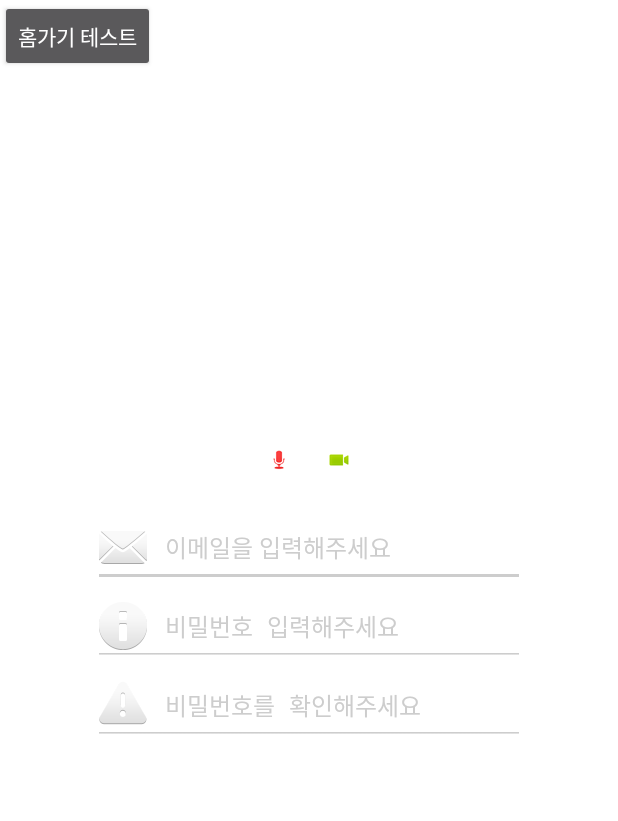
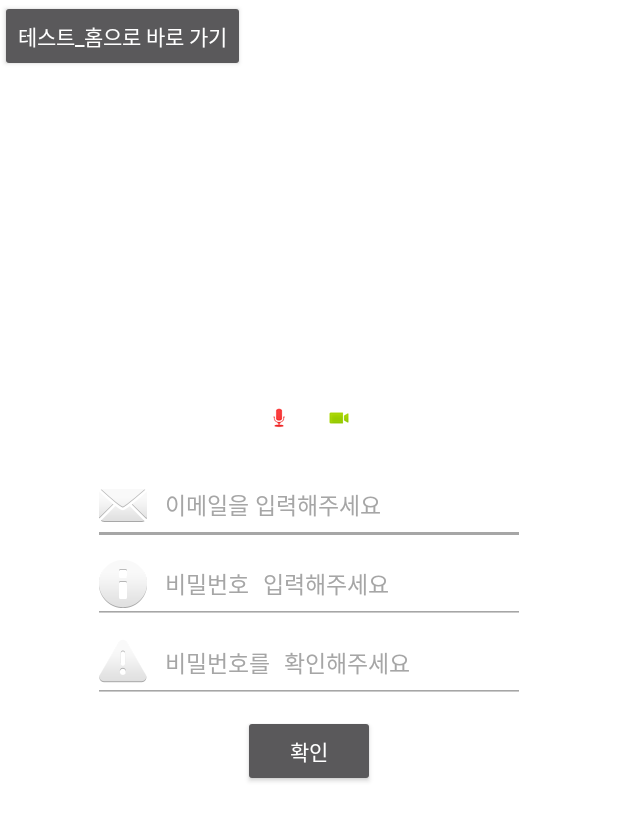
Before and after one commit to gpdls94/android_cchat, an Android app: the screen it shows after launch (AccountActivity), on a phone screen of 412 x 824 dp. Shown: the top 821 px of the screen. Run offline under Robolectric (Android 15) with nearby library versions, the light colour scheme and no system bars.

Commit message:
1. connect / profile ViewFlipper 2. HOME - circle menu

```diff
--- a/app/build.gradle
+++ b/app/build.gradle
@@ -37,4 +37,5 @@ dependencies {
     // for tab bar
     compile "com.android.support:design:${supportLibVersion}"
     // for tab bar
+    compile 'com.github.szugyi:Android-CircleMenu:1.1.2'
 }
--- a/app/src/main/java/com/cchat/android_cchat/Activitiy/AccountActivity.java
+++ b/app/src/main/java/com/cchat/android_cchat/Activitiy/AccountActivity.java
@@ -16,27 +16,22 @@ import com.cchat.android_cchat.R;
 /**
  * Created by hyein on 2016. 9. 4..
  */
-public class AccountActivity extends FragmentActivity implements View.OnTouchListener {
+public class AccountActivity extends FragmentActivity implements View.OnTouchListener, View.OnClickListener {
 
     private ViewFlipper flipper;
     float xAtDown, xAtUp;
     ImageView iv_sign_up,iv_log_in;
     int flipperIndex, count;
 
+    Button bt_sign_up, bt_log_in;
+
     @Override
     protected void onCreate(Bundle savedInstanceState) {
         super.onCreate(savedInstanceState);
         setContentView(R.layout.activity_account);
 
-        flipper = (ViewFlipper) findViewById(R.id.account_vf);
-
-        // 인디케이터
-        iv_sign_up = (ImageView) findViewById(R.id.account_iv_signup);
-        iv_log_in = (ImageView) findViewById(R.id.account_iv_login);
-
-        flipper.setDisplayedChild(0); //0번째 자식뷰를 보여줌.
-        flipper.setOnTouchListener(this);
-
+        init();
+        setFlipper();
 
         /**
          *
@@ -52,6 +47,25 @@ public class AccountActivity extends FragmentActivity implements View.OnTouchLis
         });
     }
 
+    private void init() {
+        bt_sign_up = (Button) findViewById(R.id.account_bt_signup_ok);
+        bt_log_in = (Button) findViewById(R.id.account_bt_login_ok);
+
+        bt_sign_up.setOnClickListener(this);
+        bt_log_in.setOnClickListener(this);
+    }
+
+    private void setFlipper() {
+        flipper = (ViewFlipper) findViewById(R.id.account_vf);
+
+        // 인디케이터
+        iv_sign_up = (ImageView) findViewById(R.id.account_iv_signup);
+        iv_log_in = (ImageView) findViewById(R.id.account_iv_login);
+
+        flipper.setDisplayedChild(0); //0번째 자식뷰를 보여줌.
+        flipper.setOnTouchListener(this);
+    }
+
     @Override
     public boolean onTouch(View view, MotionEvent event) {
         if(view!=flipper) return false;
@@ -62,6 +76,12 @@ public class AccountActivity extends FragmentActivity implements View.OnTouchLis
         else if(event.getAction() == MotionEvent.ACTION_UP){
             xAtUp = event.getX();
 
+            moveFlipper(xAtDown, xAtUp);
+        }
+        return true;
+    }
+
+    private void moveFlipper(float xAtDown, float xAtUp) {
         if(xAtDown > xAtUp){
             flipper.setInAnimation(AnimationUtils.loadAnimation(this, R.anim.left_in));
             flipper.setOutAnimation(AnimationUtils.loadAnimation(this, R.anim.left_out));
@@ -87,9 +107,6 @@ public class AccountActivity extends FragmentActivity implements View.OnTouchLis
             }
         }
     }
-        return true;
-    }
-
 
     private void setFlipperIndex(int index){
         // 페이지 나타내는 이미지뷰 초기화
@@ -106,4 +123,16 @@ public class AccountActivity extends FragmentActivity implements View.OnTouchLis
                 break;
         }
     }
+
+    @Override
+    public void onClick(View view) {
+        switch (view.getId()) {
+            case R.id.account_bt_signup_ok:
+                moveFlipper(1.0f, 0.0f); // Down > Up 인 임의 값
+                break;
+            case R.id.account_bt_login_ok:
+                startActivity(new Intent(AccountActivity.this, ConnectProfileActivity.class));
+                AccountActivity.this.finish();
         }
+    }
+}
--- a/app/src/main/res/layout/activity_account.xml
+++ b/app/src/main/res/layout/activity_account.xml
@@ -1,5 +1,6 @@
 <?xml version="1.0" encoding="utf-8"?>
 <LinearLayout xmlns:android="http://schemas.android.com/apk/res/android"
+    xmlns:sl="http://schemas.android.com/apk/res-auto"
     android:layout_width="match_parent"
     android:layout_height="match_parent"
     android:background="@android:color/white"
@@ -13,7 +14,7 @@
             android:id="@+id/btn"
             android:layout_width="wrap_content"
             android:layout_height="wrap_content"
-            android:text="홈가기 테스트"/>
+            android:text="테스트_홈으로 바로 가기" />
 
         <LinearLayout
             android:id="@+id/account_ly_signup_login"
@@ -43,99 +44,129 @@
             android:layout_width="match_parent"
             android:layout_height="wrap_content"
             android:layout_centerInParent="true"
-            android:paddingTop="12dp"
-            android:background="@android:color/transparent">
-
-            <LinearLayout
-                android:layout_width="match_parent"
-                android:layout_height="match_parent"
-                android:paddingLeft="62dp"
-                android:paddingRight="62dp"
-                android:gravity="center"
-                android:orientation="vertical">
-
-                <EditText
-                    android:layout_width="match_parent"
-                    android:layout_height="wrap_content"
-                    android:drawableStart="@android:drawable/ic_dialog_email"
-                    android:drawablePadding="12dp"
-                    android:backgroundTint="@color/cchat_hint_text_color"
-                    android:textSize="@dimen/cchat_edit_text_size"
-                    android:hint="이메일을 입력해주세요"
-                    android:textColorHint="@color/cchat_hint_text_color"
-                    android:textColor="@color/cchat_text_color"
-                    android:inputType="textEmailAddress"/>
-
-                <EditText
-                    android:layout_width="match_parent"
-                    android:layout_height="wrap_content"
-                    android:drawableStart="@android:drawable/ic_dialog_info"
-                    android:drawablePadding="12dp"
-                    android:backgroundTint="@color/cchat_hint_text_color"
-                    android:textSize="@dimen/cchat_edit_text_size"
-                    android:hint="비밀번호 입력해주세요"
-                    android:textColorHint="@color/cchat_hint_text_color"
-                    android:textColor="@color/cchat_text_color"
-                    android:inputType="textPassword"/>
-
-                <EditText
-                    android:layout_width="match_parent"
-                    android:layout_height="wrap_content"
-                    android:drawableStart="@android:drawable/ic_dialog_alert"
-                    android:drawablePadding="12dp"
-                    android:backgroundTint="@color/cchat_hint_text_color"
-                    android:textSize="@dimen/cchat_edit_text_size"
-                    android:hint="비밀번호를 확인해주세요"
-                    android:textColorHint="@color/cchat_hint_text_color"
-                    android:textColor="@color/cchat_text_color"
-                    android:inputType="textPassword"/>
-
-            </LinearLayout>
+            android:background="@android:color/transparent"
+            android:paddingTop="12dp">
 
             <LinearLayout
                 android:layout_width="match_parent"
                 android:layout_height="match_parent"
                 android:gravity="center"
-                android:orientation="vertical">
+                android:orientation="vertical"
+                android:paddingLeft="62dp"
+                android:paddingRight="62dp">
+
+                <EditText
+                    android:layout_width="match_parent"
+                    android:layout_height="wrap_content"
+                    android:backgroundTint="@color/cchat_hint_text_color"
+                    android:drawablePadding="12dp"
+                    android:drawableStart="@android:drawable/ic_dialog_email"
+                    android:hint="이메일을 입력해주세요"
+                    android:inputType="textEmailAddress"
+                    android:textColor="@color/cchat_text_color"
+                    android:textColorHint="@color/cchat_hint_text_color"
+                    android:textSize="@dimen/cchat_edit_text_size" />
+
+                <EditText
+                    android:layout_width="match_parent"
+                    android:layout_height="wrap_content"
+                    android:backgroundTint="@color/cchat_hint_text_color"
+                    android:drawablePadding="12dp"
+                    android:drawableStart="@android:drawable/ic_dialog_info"
+                    android:hint="비밀번호 입력해주세요"
+                    android:inputType="textPassword"
+                    android:textColor="@color/cchat_text_color"
+                    android:textColorHint="@color/cchat_hint_text_color"
+                    android:textSize="@dimen/cchat_edit_text_size" />
+
+                <EditText
+                    android:layout_width="match_parent"
+                    android:layout_height="wrap_content"
+                    android:backgroundTint="@color/cchat_hint_text_color"
+                    android:drawablePadding="12dp"
+                    android:drawableStart="@android:drawable/ic_dialog_alert"
+                    android:hint="비밀번호를 확인해주세요"
+                    android:inputType="textPassword"
+                    android:textColor="@color/cchat_text_color"
+                    android:textColorHint="@color/cchat_hint_text_color"
+                    android:textSize="@dimen/cchat_edit_text_size" />
+
+                <Button
+                    android:id="@+id/account_bt_signup_ok"
+                    android:layout_width="wrap_content"
+                    android:layout_height="wrap_content"
+                    android:layout_marginTop="8dp"
+                    android:text="확인"/>
+
+            </LinearLayout>
+
 
             <LinearLayout
                 android:layout_width="match_parent"
                 android:layout_height="match_parent"
+                android:gravity="center"
+                android:orientation="vertical"
                 android:paddingLeft="62dp"
-                    android:paddingRight="62dp"
-                    android:gravity="center"
-                    android:orientation="vertical">
+                android:paddingRight="62dp">
 
                 <EditText
                     android:layout_width="match_parent"
                     android:layout_height="wrap_content"
+                    android:backgroundTint="@color/cchat_hint_text_color"
+                    android:drawablePadding="12dp"
                     android:drawableStart="@android:drawable/ic_dialog_email"
-                        android:drawablePadding="12dp"
-                        android:backgroundTint="@color/cchat_hint_text_color"
-                        android:textSize="@dimen/cchat_edit_text_size"
                     android:hint="이메일을 입력해주세요"
+                    android:inputType="textEmailAddress"
+                    android:textColor="@color/cchat_text_color"
                     android:textColorHint="@color/cchat_hint_text_color"
-                        android:textColor="@color/cchat_text_color"
-                        android:inputType="textEmailAddress"/>
+                    android:textSize="@dimen/cchat_edit_text_size" />
 
                 <EditText
                     android:layout_width="match_parent"
                     android:layout_height="wrap_content"
+                    android:backgroundTint="@color/cchat_hint_text_color"
+                    android:drawablePadding="12dp"
                     android:drawableStart="@android:drawable/ic_dialog_info"
-                        android:drawablePadding="12dp"
-                        android:backgroundTint="@color/cchat_hint_text_color"
-                        android:textSize="@dimen/cchat_edit_text_size"
                     android:hint="비밀번호 입력해주세요"
+                    android:inputType="textPassword"
+                    android:textColor="@color/cchat_text_color"
                     android:textColorHint="@color/cchat_hint_text_color"
-                        android:textColor="@color/cchat_text_color"
-                        android:inputType="textPassword"/>
+                    android:textSize="@dimen/cchat_edit_text_size" />
 
-                    <EditText
+                <com.cchat.android_cchat.View.ScalableLayout
                     android:layout_width="match_parent"
                     android:layout_height="wrap_content"
-                        android:visibility="invisible"/>
+                    sl:scale_base_height="56"
+                    sl:scale_base_width="400">
 
-                </LinearLayout>
+                    <ImageView
+                        android:layout_width="wrap_content"
+                        android:layout_height="wrap_content"
+                        android:src="@android:drawable/ic_dialog_map"
+                        sl:scale_width="35"
+                        sl:scale_height="35"
+                        sl:scale_left="240" />
+
+                    <TextView
+                        android:layout_width="wrap_content"
+                        android:layout_height="wrap_content"
+                        android:gravity="right"
+                        android:text="비밀번호 찾기"
+                        android:textColor="@color/cchat_hint_text_color"
+                        sl:scale_width="400"
+                        sl:scale_height="30"
+                        sl:scale_textsize="20"
+                        sl:scale_top="4" />
+
+                </com.cchat.android_cchat.View.ScalableLayout>
+
+                <Button
+                    android:id="@+id/account_bt_login_ok"
+                    android:layout_width="wrap_content"
+                    android:layout_height="wrap_content"
+                    android:layout_marginTop="8dp"
+                    android:text="확인"/>
+
             </LinearLayout>
         </ViewFlipper>
     </RelativeLayout>
--- a/app/src/main/res/values/color.xml
+++ b/app/src/main/res/values/color.xml
@@ -3,5 +3,5 @@
     <color name="cchat_main_color">#F50057</color>
     <color name="cchat_point_color">#960036</color>
     <color name="cchat_text_color">#212121</color>
-    <color name="cchat_hint_text_color">#cdcdcd</color>
+    <color name="cchat_hint_text_color">#A6A6A6</color>
 </resources>
--- a/app/src/main/res/values/dimens.xml
+++ b/app/src/main/res/values/dimens.xml
@@ -9,5 +9,5 @@
     <dimen name="cchat_dialog_title_text_size">18sp</dimen>
     <dimen name="cchat_dialog_content_padding">8dp</dimen>
 
-    <dimen name="cchat_edit_text_size">16sp</dimen>
+    <dimen name="cchat_edit_text_size">15sp</dimen>
 </resources>
--- a/build.gradle
+++ b/build.gradle
@@ -5,6 +5,7 @@ buildscript {
         jcenter()
         mavenCentral()
     }
+
     dependencies {
         classpath 'com.android.tools.build:gradle:2.1.3'
 
```
Also changed, not shown: app/src/main/AndroidManifest.xml (+7 -0 lines), app/src/main/java/com/cchat/android_cchat/Activitiy/ConnectProfileActivity.java (added, +115 -0 lines), app/src/main/res/drawable/background_circle.xml (added, +10 -0 lines), app/src/main/res/layout/activity_connect_profile.xml (added, +130 -0 lines), app/src/main/res/layout/fragment_home.xml (+18 -3 lines), app/src/main/res/layout/layout_circlemenus.xml (added, +63 -0 lines), 1 other file. Lines whose indentation alone changed are shown as unchanged.
